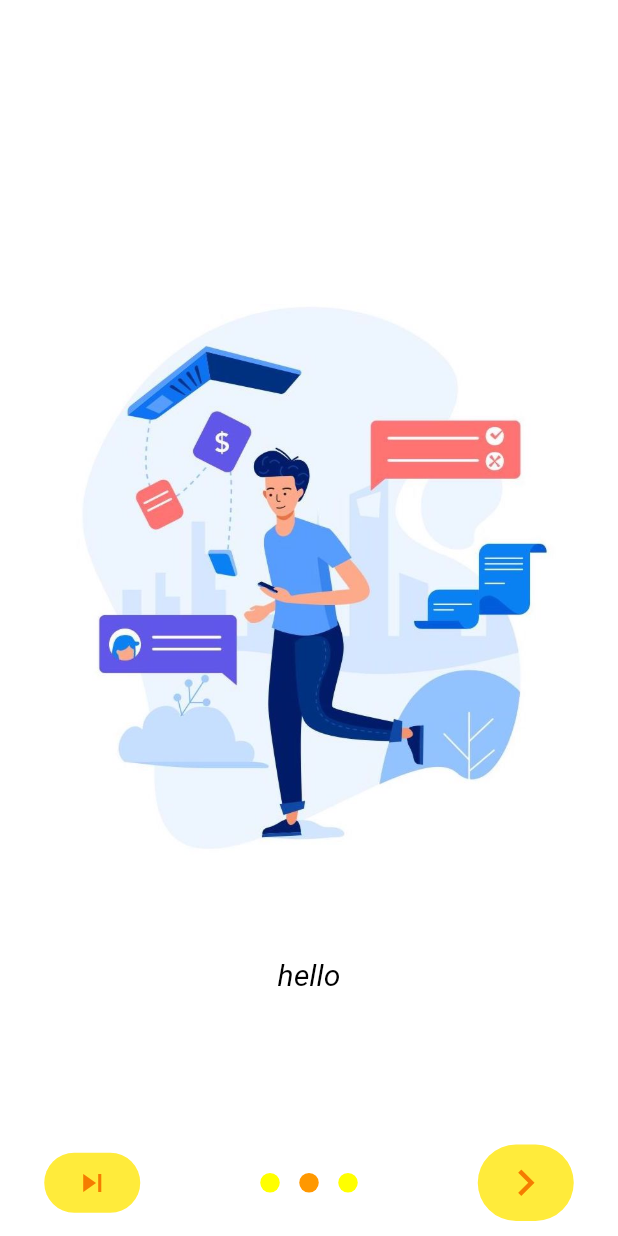
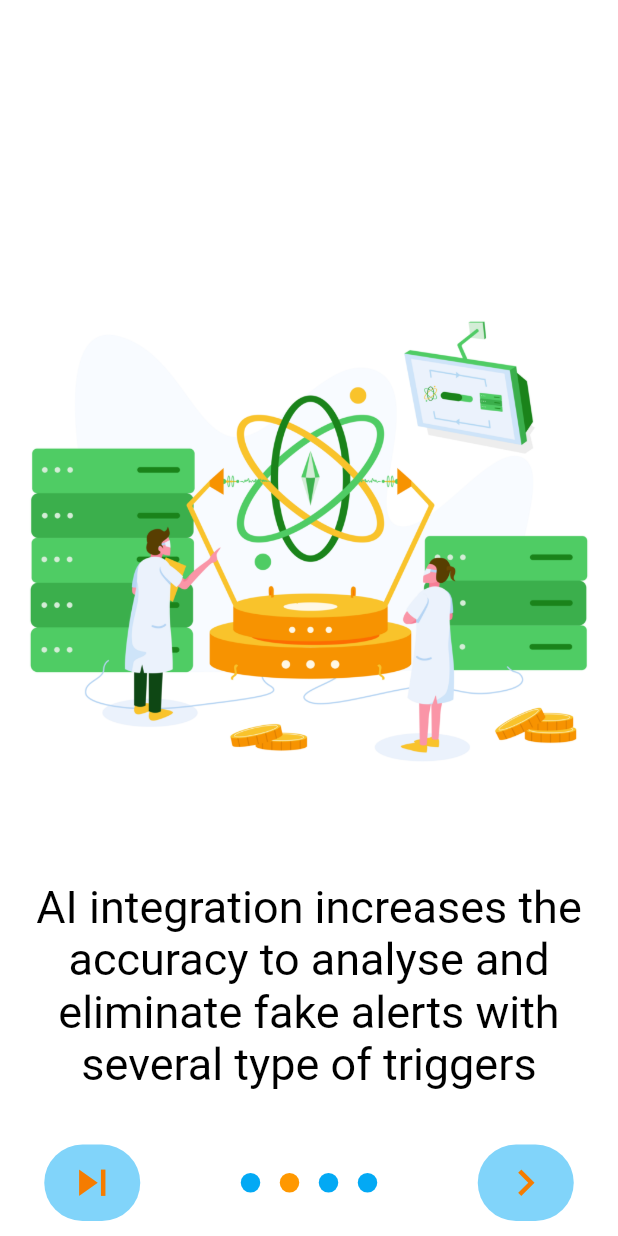
Before and after one commit to Gnaneshdivi/Project-Shield, a Flutter app: the screen it shows after launch, swiped to page 2, on a phone screen of 412 x 824 dp. Run offline on Flutter 3.47's test engine with Material 2 defaults, Android fonts, the light colour scheme and no system bars; drawn by our look-alikes of intro_slider; our stand-ins replace firebase_auth, firebase_core, sms_autofill; accounts and stored records are empty; Roboto replaces fonts that are missing (Raleway, RobotoMono).

Commit message:
Intro page uploaded

```diff
--- a/lib/src/UI/Intro_Screen/intro_screen.dart
+++ b/lib/src/UI/Intro_Screen/intro_screen.dart
@@ -18,24 +18,30 @@
   @override
   void initState() {
     super.initState();
+    slides.add(
+      new Slide(
+          description:
+              "Here Is Team Shield To Protect Women From Harrasment And Abuse ",
+          styleDescription: TextStyle(
+              color: Colors.black, fontSize: 30.0, fontFamily: 'RobotoMono'),
+          marginDescription:
+              EdgeInsets.only(left: 20.0, right: 20.0, top: 20.0, bottom: 70.0),
+          centerWidget: Image.asset("assets/warrior.png"),
+          directionColorBegin: Alignment.topLeft,
+          directionColorEnd: Alignment.bottomRight,
+          onCenterItemPress: () {},
+          backgroundColor: Colors.white),
+    );
 
     slides.add(
       new Slide(
-          maxLineTitle: 2,
-          styleTitle: TextStyle(
-              color: Colors.black,
-              fontSize: 30.0,
-              fontWeight: FontWeight.bold,
-              fontFamily: 'RobotoMono'),
-          description: "hola",
+          description:
+              "AI integration increases the accuracy to analyse and eliminate fake alerts with several type of triggers",
           styleDescription: TextStyle(
-              color: Colors.black,
-              fontSize: 20.0,
-              fontStyle: FontStyle.italic,
-              fontFamily: 'Raleway'),
+              color: Colors.black, fontSize: 30.0, fontFamily: 'RobotoMono'),
           marginDescription:
               EdgeInsets.only(left: 20.0, right: 20.0, top: 20.0, bottom: 70.0),
-          centerWidget: Image.asset("assets/img1.jpg"),
+          centerWidget: Image.asset("assets/ai.jpg"),
           directionColorBegin: Alignment.topLeft,
           directionColorEnd: Alignment.bottomRight,
           onCenterItemPress: () {},
@@ -43,21 +49,13 @@
     );
     slides.add(
       new Slide(
-          maxLineTitle: 2,
-          styleTitle: TextStyle(
-              color: Colors.black,
-              fontSize: 30.0,
-              fontWeight: FontWeight.bold,
-              fontFamily: 'RobotoMono'),
-          description: "hello",
+          description:
+              "Alerts are sent to emergency contacts and police authorities along with the system location",
           styleDescription: TextStyle(
-              color: Colors.black,
-              fontSize: 20.0,
-              fontStyle: FontStyle.italic,
-              fontFamily: 'Raleway'),
-          marginDescription:
-              EdgeInsets.only(left: 20.0, right: 20.0, top: 20.0, bottom: 70.0),
-          centerWidget: Image.asset("assets/img2.jpg"),
+              color: Colors.black, fontSize: 30.0, fontFamily: 'RobotoMono'),
+          marginDescription: const EdgeInsets.only(
+              left: 20.0, right: 20.0, top: 20.0, bottom: 70.0),
+          centerWidget: Image.asset("assets/virtual-assistant.png"),
           directionColorBegin: Alignment.topLeft,
           directionColorEnd: Alignment.bottomRight,
           onCenterItemPress: () {},
@@ -65,21 +63,15 @@
     );
     slides.add(
       new Slide(
-          maxLineTitle: 2,
-          styleTitle: TextStyle(
-              color: Colors.black,
-              fontSize: 30.0,
-              fontWeight: FontWeight.bold,
-              fontFamily: 'RobotoMono'),
-          description: "bonjour",
+          description:
+              "Special features for digital / phone call abuse can be reported and the suspected caller IDs after analysis will be sent to required authority",
           styleDescription: TextStyle(
-              color: Colors.black,
-              fontSize: 20.0,
-              fontStyle: FontStyle.italic,
-              fontFamily: 'Raleway'),
+            color: Colors.black,
+            fontSize: 30.0,
+          ),
           marginDescription:
               EdgeInsets.only(left: 20.0, right: 20.0, top: 20.0, bottom: 70.0),
-          centerWidget: Image.asset("assets/img3.jpg"),
+          centerWidget: Image.asset("assets/social.png"),
           directionColorBegin: Alignment.topLeft,
           directionColorEnd: Alignment.bottomRight,
           onCenterItemPress: () {},
@@ -105,6 +97,7 @@
   Widget renderDoneBtn() {
     return Icon(
       Icons.done,
+      size: 35,
       color: Colors.orange[700],
     );
   }
@@ -112,6 +105,7 @@
   Widget renderSkipBtn() {
     return Icon(
       Icons.skip_next,
+      size: 35,
       color: Colors.orange[700],
     );
   }
@@ -119,8 +113,9 @@
   ButtonStyle myButtonStyle() {
     return ButtonStyle(
       shape: MaterialStateProperty.all<OutlinedBorder>(StadiumBorder()),
-      backgroundColor: MaterialStateProperty.all<Color>(Colors.yellow),
-      overlayColor: MaterialStateProperty.all<Color>(Colors.yellow),
+      backgroundColor:
+          MaterialStateProperty.all<Color>(Colors.lightBlue.shade200),
+      overlayColor: MaterialStateProperty.all<Color>(Colors.lightBlue.shade200),
     );
   }
 
@@ -144,7 +139,7 @@
       doneButtonStyle: myButtonStyle(),
 
       // Dot indicator
-      colorDot: Colors.yellowAccent,
+      colorDot: Colors.lightBlue,
       colorActiveDot: Colors.orange,
       sizeDot: 13.0,
 
--- a/lib/src/app.dart
+++ b/lib/src/app.dart
@@ -9,6 +9,10 @@
 class _MyAppState extends State<MyApp> {
   @override
   Widget build(BuildContext context) {
-    return MaterialApp(theme: ThemeData.dark(), home: IntroScreen());
+    return MaterialApp(
+      theme: ThemeData.dark(),
+      home: IntroScreen(),
+      debugShowCheckedModeBanner: false,
+    );
   }
 }
--- a/pubspec.yaml
+++ b/pubspec.yaml
@@ -47,7 +47,9 @@
   # package. See that file for information about deactivating specific lint
   # rules and activating additional ones.
   flutter_lints: ^1.0.0
-  intro_slider: ^3.0.22
+  intro_slider: ^3.0.2
+  firebase_auth: ^1.4.1
+  sms_autofill: ^2.0.0
 
 # For information on the generic Dart part of this file, see the
 # following page: https://dart.dev/tools/pub/pubspec
```
Also changed, not shown: lib/src/UI/Signup_Screen/Signup_Screen.dart (+170 -2 lines), assets/Shield.png (added), assets/ai.jpg (added), assets/img1.jpg (deleted), assets/img2.jpg (deleted), assets/img3.jpg (deleted), assets/mobile.png (added), assets/virtual-assistant.png (added), assets/warrior.png (added), assets/women.png (added), pubspec.lock, 1 other file.
